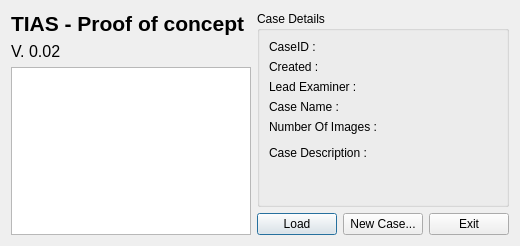
Qt form caseselect.ui (xleedos/TIAS) before a commit.
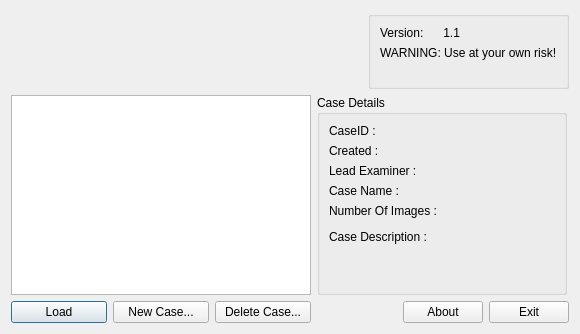
The same form after that commit. Icons and pictures are not drawn.

```diff
--- a/caseselect.ui
+++ b/caseselect.ui
@@ -9,47 +9,130 @@
    <rect>
     <x>0</x>
     <y>0</y>
-    <width>520</width>
-    <height>246</height>
+    <width>580</width>
+    <height>334</height>
    </rect>
   </property>
   <property name="windowTitle">
    <string notr="true">Select a case</string>
   </property>
+  <layout class="QVBoxLayout" name="verticalLayout_5">
+   <item>
   <layout class="QHBoxLayout" name="horizontalLayout_3">
    <item>
-    <layout class="QVBoxLayout" name="verticalLayout">
-     <item>
       <widget class="QLabel" name="label">
-       <property name="font">
-        <font>
-         <pointsize>16</pointsize>
-         <weight>75</weight>
-         <bold>true</bold>
-        </font>
+       <property name="minimumSize">
+        <size>
+         <width>0</width>
+         <height>60</height>
+        </size>
        </property>
        <property name="text">
-        <string>TIAS - Proof of concept</string>
+        <string/>
        </property>
-       <property name="scaledContents">
-        <bool>false</bool>
+       <property name="pixmap">
+        <pixmap resource="resources.qrc">:/TomsImageAnalyser/TIAS</pixmap>
        </property>
       </widget>
      </item>
+     <item>
+      <spacer name="horizontalSpacer_2">
+       <property name="orientation">
+        <enum>Qt::Horizontal</enum>
+       </property>
+       <property name="sizeHint" stdset="0">
+        <size>
+         <width>40</width>
+         <height>20</height>
+        </size>
+       </property>
+      </spacer>
+     </item>
+     <item>
+      <widget class="QGroupBox" name="groupBox_2">
+       <property name="title">
+        <string/>
+       </property>
+       <property name="alignment">
+        <set>Qt::AlignRight|Qt::AlignTrailing|Qt::AlignVCenter</set>
+       </property>
+       <layout class="QVBoxLayout" name="verticalLayout_6">
      <item>
       <widget class="QLabel" name="label_2">
-       <property name="font">
-        <font>
-         <pointsize>12</pointsize>
-        </font>
-       </property>
+          <property name="text">
+           <string>Version:      1.1</string>
+          </property>
+         </widget>
+        </item>
+        <item>
+         <widget class="QLabel" name="label_5">
        <property name="text">
-        <string>V. 0.02</string>
+           <string>WARNING: Use at your own risk!</string>
        </property>
       </widget>
      </item>
      <item>
-      <widget class="QListWidget" name="CaseSelector"/>
+         <spacer name="verticalSpacer_2">
+          <property name="orientation">
+           <enum>Qt::Vertical</enum>
+          </property>
+          <property name="sizeHint" stdset="0">
+           <size>
+            <width>20</width>
+            <height>40</height>
+           </size>
+          </property>
+         </spacer>
+        </item>
+       </layout>
+      </widget>
+     </item>
+    </layout>
+   </item>
+   <item>
+    <layout class="QHBoxLayout" name="horizontalLayout_2">
+     <item>
+      <layout class="QVBoxLayout" name="verticalLayout">
+       <item>
+        <widget class="QListWidget" name="CaseSelector">
+         <property name="minimumSize">
+          <size>
+           <width>300</width>
+           <height>200</height>
+          </size>
+         </property>
+         <property name="maximumSize">
+          <size>
+           <width>300</width>
+           <height>65535</height>
+          </size>
+         </property>
+        </widget>
+       </item>
+       <item>
+        <layout class="QHBoxLayout" name="horizontalLayout">
+         <item>
+          <widget class="QPushButton" name="Load">
+           <property name="text">
+            <string>Load</string>
+           </property>
+          </widget>
+         </item>
+         <item>
+          <widget class="QPushButton" name="pushButton_2">
+           <property name="text">
+            <string>New Case...</string>
+           </property>
+          </widget>
+         </item>
+         <item>
+          <widget class="QPushButton" name="pushButton">
+           <property name="text">
+            <string>Delete Case...</string>
+           </property>
+          </widget>
+         </item>
+        </layout>
      </item>
     </layout>
    </item>
@@ -57,6 +140,18 @@
     <layout class="QVBoxLayout" name="verticalLayout_2">
      <item>
       <widget class="QGroupBox" name="groupBox">
+         <property name="minimumSize">
+          <size>
+           <width>250</width>
+           <height>170</height>
+          </size>
+         </property>
+         <property name="maximumSize">
+          <size>
+           <width>250</width>
+           <height>65535</height>
+          </size>
+         </property>
        <property name="title">
         <string>Case Details</string>
        </property>
@@ -135,6 +230,13 @@
           </item>
          </layout>
         </item>
+          <item>
+           <widget class="Line" name="line">
+            <property name="orientation">
+             <enum>Qt::Vertical</enum>
+            </property>
+           </widget>
+          </item>
         <item>
          <layout class="QVBoxLayout" name="verticalLayout_3">
           <item>
@@ -149,26 +251,48 @@
             <property name="text">
              <string/>
             </property>
-           </widget>
-          </item>
+              <property name="wordWrap">
+               <bool>true</bool>
+              </property>
+             </widget>
+            </item>
+            <item>
+             <spacer name="verticalSpacer">
+              <property name="orientation">
+               <enum>Qt::Vertical</enum>
+              </property>
+              <property name="sizeHint" stdset="0">
+               <size>
+                <width>20</width>
+                <height>40</height>
+               </size>
+              </property>
+             </spacer>
+            </item>
          </layout>
         </item>
        </layout>
       </widget>
      </item>
      <item>
-      <layout class="QHBoxLayout" name="horizontalLayout">
+        <layout class="QHBoxLayout" name="horizontalLayout_4">
        <item>
-        <widget class="QPushButton" name="Load">
-         <property name="text">
-          <string>Load</string>
-         </property>
-        </widget>
+          <spacer name="horizontalSpacer">
+           <property name="orientation">
+            <enum>Qt::Horizontal</enum>
+           </property>
+           <property name="sizeHint" stdset="0">
+            <size>
+             <width>40</width>
+             <height>20</height>
+            </size>
+           </property>
+          </spacer>
        </item>
        <item>
-        <widget class="QPushButton" name="pushButton_2">
+          <widget class="QPushButton" name="pushButton_4">
          <property name="text">
-          <string>New Case...</string>
+            <string>About</string>
          </property>
         </widget>
        </item>
@@ -184,6 +308,8 @@
     </layout>
    </item>
   </layout>
+   </item>
+  </layout>
  </widget>
  <resources/>
  <connections/>
```
Left out of the diff: 4 changed lines with no effect on the pictures. Lines whose indentation alone changed are shown as unchanged.
